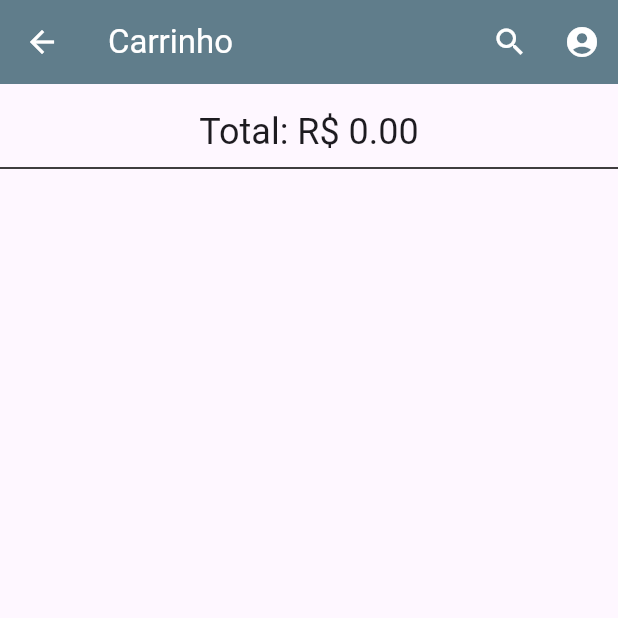
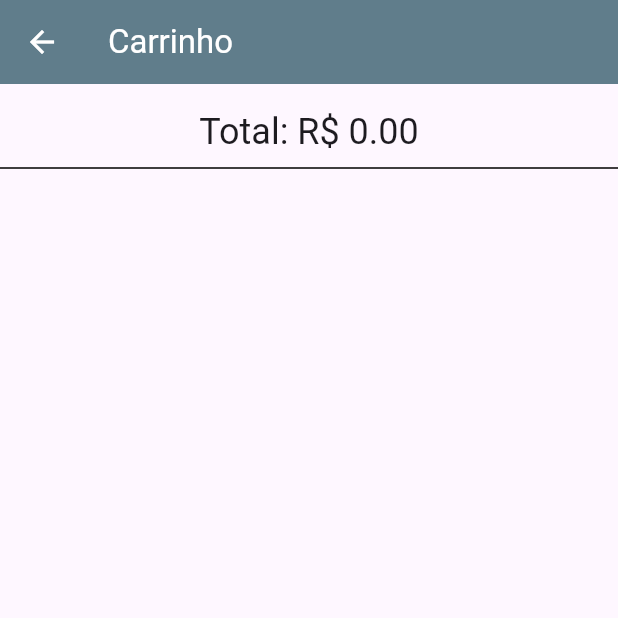
Before and after one commit to otaviohenrique1/app_carrinho_compras_v2, a Flutter app: the screen it shows after launch, after a tap on the "shopping cart" icon, on a phone screen of 412 x 824 dp, the top half of it. Run offline on Flutter 3.47's test engine with Material 2 defaults, Android fonts, the phone set to English and light mode, and no system bars; project files that could hold a hidden picture were left out.

Commit message:
commit 3

```diff
--- a/lib/pages/carrinho_compras.dart
+++ b/lib/pages/carrinho_compras.dart
@@ -18,16 +18,6 @@ class _CarrinhoComprasState extends State<CarrinhoCompras> {
     return Scaffold(
       appBar: AppBar(
         title: const Text("Carrinho"),
-        actions: [
-          IconButton(
-            onPressed: () {},
-            icon: const Icon(Icons.search),
-          ),
-          IconButton(
-            onPressed: () {},
-            icon: const Icon(Icons.account_circle),
-          ),
-        ],
       ),
       body: Consumer<CarrinhoProvider>(
         builder: (context, carrinhoProviderConsumer, child) {
--- a/lib/pages/home_page.dart
+++ b/lib/pages/home_page.dart
@@ -31,14 +31,6 @@ class _HomePageState extends State<HomePage> {
               );
             },
             icon: const Icon(Icons.shopping_cart),
-          ),
-          IconButton(
-            onPressed: () {},
-            icon: const Icon(Icons.search),
-          ),
-          IconButton(
-            onPressed: () {},
-            icon: const Icon(Icons.account_circle),
           ),
         ],
       ),
```
